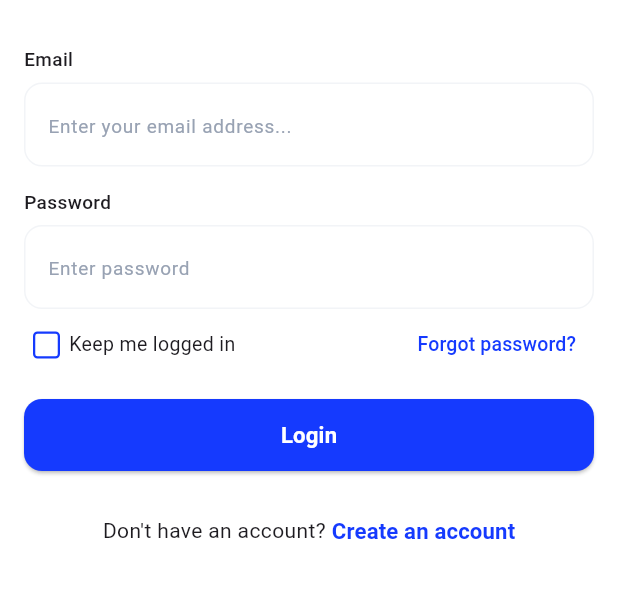
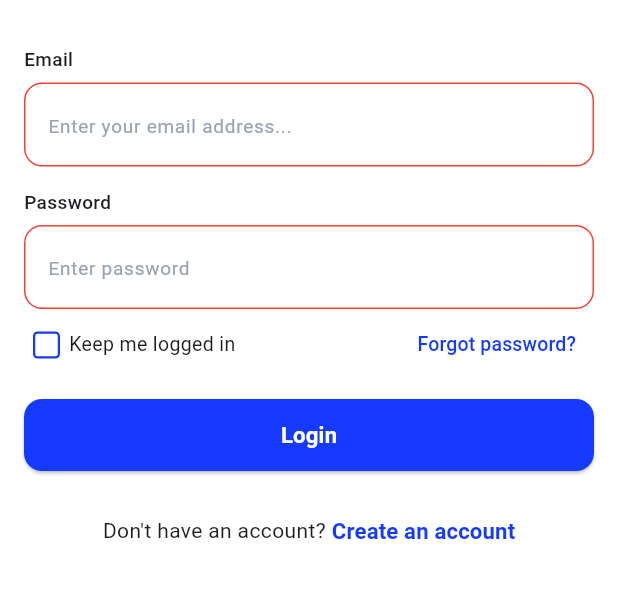
Before and after one commit to OneNet-Corporation/one_net, a Flutter app: the screen it shows after launch, after a tap on "Login", on a phone screen of 412 x 824 dp, the part 60-658 px from its top. Run offline on Flutter 3.47's test engine with Material 3 defaults, Android fonts, the phone set to English and light mode, and no system bars; Roboto replaces fonts that are missing (SF Pro Text).

Commit message:
Add form validation on login textFields

```diff
--- a/frontend/one_net/lib/core/constants/constants.dart
+++ b/frontend/one_net/lib/core/constants/constants.dart
@@ -7,6 +7,7 @@ const defaultBackgroundColor = Colors.white;
 const defaultTextColor = Colors.black;
 const hintColor = Color(0xFF98A2B3);
 const lightGray = Color(0xFFF2F4F7);
+const errorColor = Colors.red;
 
 // TextStyle Constants
 TextStyle bodySmall(BuildContext context) => TextStyle(
--- a/frontend/one_net/lib/screens/home/login_screen.dart
+++ b/frontend/one_net/lib/screens/home/login_screen.dart
@@ -12,6 +12,8 @@ class LoginScreenState extends State<LoginScreen> {
   TextEditingController emailController = TextEditingController();
   TextEditingController passwordController = TextEditingController();
   bool _isChecked = false;
+  bool _isEmailEmpty = false;
+  bool _isPasswordEmpty = false;
 
   @override
   Widget build(BuildContext context) {
@@ -41,11 +43,13 @@ class LoginScreenState extends State<LoginScreen> {
                   hintText: 'Enter your email address...',
                   enabledBorder: OutlineInputBorder(
                     borderRadius: BorderRadius.circular(12),
-                    borderSide: BorderSide(color: lightGray),
+                    borderSide: BorderSide(
+                        color: _isEmailEmpty ? errorColor : lightGray),
                   ),
                   focusedBorder: OutlineInputBorder(
                     borderRadius: BorderRadius.circular(12),
-                    borderSide: BorderSide(color: lightGray),
+                    borderSide: BorderSide(
+                        color: _isEmailEmpty ? errorColor : lightGray),
                   ),
                   hintStyle: hintText(context).copyWith(color: hintColor),
                 ),
@@ -63,11 +67,13 @@ class LoginScreenState extends State<LoginScreen> {
                   hintText: 'Enter password',
                   enabledBorder: OutlineInputBorder(
                     borderRadius: BorderRadius.circular(12),
-                    borderSide: BorderSide(color: lightGray),
+                    borderSide: BorderSide(
+                        color: _isPasswordEmpty ? errorColor : lightGray),
                   ),
                   focusedBorder: OutlineInputBorder(
                     borderRadius: BorderRadius.circular(12),
-                    borderSide: BorderSide(color: lightGray),
+                    borderSide: BorderSide(
+                        color: _isPasswordEmpty ? errorColor : lightGray),
                   ),
                   hintStyle: hintText(context).copyWith(color: hintColor),
                 ),
@@ -104,7 +110,16 @@ class LoginScreenState extends State<LoginScreen> {
               ),
               SizedBox(height: 12),
               ElevatedButton(
-                onPressed: () {},
+                onPressed: () {
+                  setState(() {
+                    _isEmailEmpty = emailController.text.isEmpty;
+                    _isPasswordEmpty = passwordController.text.isEmpty;
+                  });
+
+                  if (!_isEmailEmpty && !_isPasswordEmpty) {
+                    // Proceed with login
+                  }
+                },
                 style: ElevatedButton.styleFrom(
                   backgroundColor: primaryColor,
                   shape: RoundedRectangleBorder(
```
Also changed, not shown: 4 other files.
